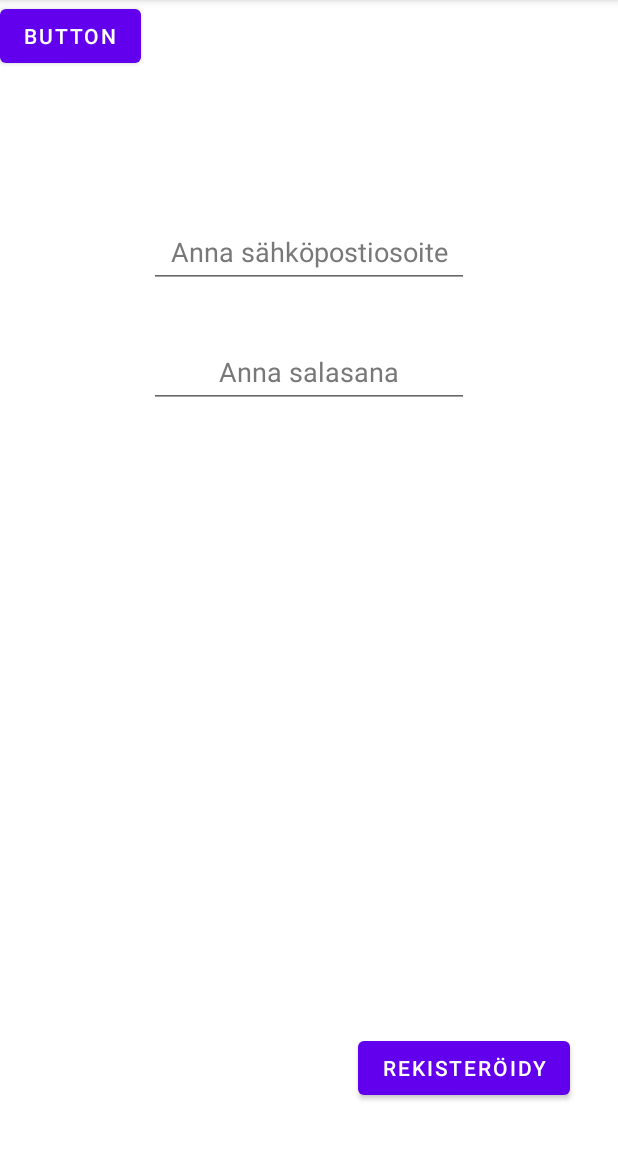
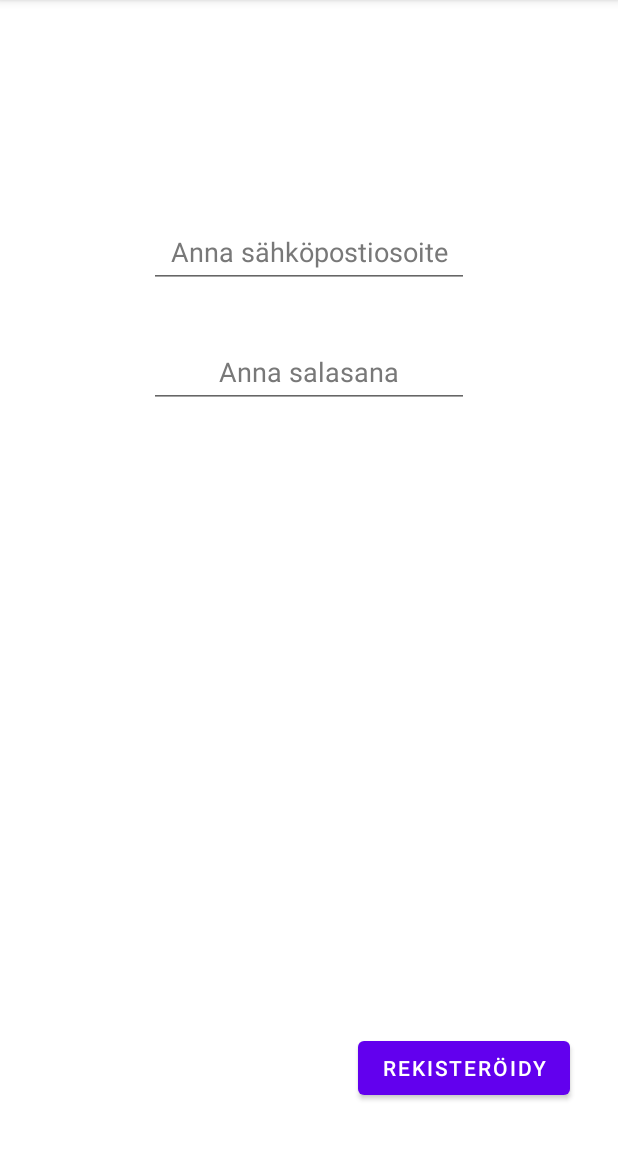
Before and after one commit to tleminen/Ohjelmistotuotanto1, an Android app: the RegisterFragment screen opened through its navigation route, on a phone screen of 412 x 824 dp, the part 84-1236 px from its top. Run offline under Robolectric (Android 15) with nearby library versions, the phone set to English and light mode, and no system bars.

Commit message:
Poistin buttonin kikul

```diff
--- a/app/src/main/res/layout/fragment_register.xml
+++ b/app/src/main/res/layout/fragment_register.xml
@@ -51,12 +51,5 @@
             app:layout_constraintBottom_toBottomOf="parent"
             app:layout_constraintEnd_toEndOf="parent" />
 
-        <Button
-            android:id="@+id/btkikul"
-            android:layout_width="wrap_content"
-            android:layout_height="wrap_content"
-            android:text="Button"
-            tools:layout_editor_absoluteX="152dp"
-            tools:layout_editor_absoluteY="392dp" />
     </androidx.constraintlayout.widget.ConstraintLayout>
 </FrameLayout>
```
